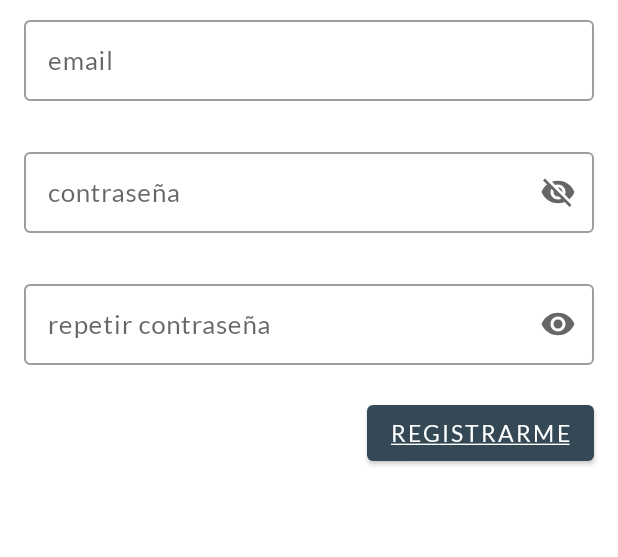
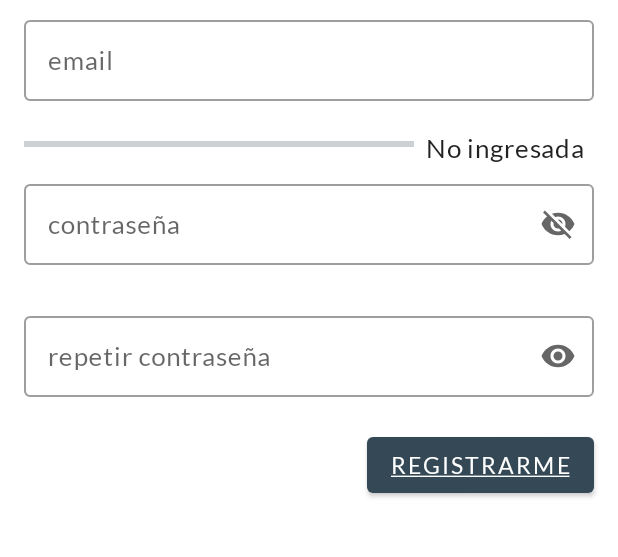
Before and after one commit to taller2fiuba/chotuve-android-client, an Android app: the screen it shows after launch (RegistrarmeActivity), after a tap on an icon or button, on a phone screen of 412 x 824 dp, the part 524-1081 px from its top. Run offline under Robolectric (Android 15) with nearby library versions, the phone set to English and light mode, and no system bars; our stand-ins replace Firebase (no records; nobody signed in at launch, a user with empty details on screens opened directly); Roboto replaces fonts that are not available here.

Commit message:
validador e indicador de fuerza de clave en registro

```diff
--- a/chotuve/app/src/main/java/com/taller2/chotuve/vista/autenticacion/RegistrarmeActivity.kt
+++ b/chotuve/app/src/main/java/com/taller2/chotuve/vista/autenticacion/RegistrarmeActivity.kt
@@ -1,23 +1,111 @@
 package com.taller2.chotuve.vista.autenticacion
 
 import android.content.Intent
+import android.content.res.ColorStateList
 import android.os.Bundle
+import android.text.Editable
+import android.text.TextWatcher
 import android.util.Patterns
 import android.view.View
+import androidx.core.content.ContextCompat
 import com.taller2.chotuve.R
 import com.taller2.chotuve.modelo.interactor.InteractorRegistrarme
 import com.taller2.chotuve.presentador.PresentadorRegistrarme
 import kotlinx.android.synthetic.main.registro_de_usuario.*
+import java.util.*
 
 
 class RegistrarmeActivity : IniciarSesionGoogleActivity(), VistaRegistrarme {
     private val presentador = PresentadorRegistrarme(this, InteractorRegistrarme())
+    private lateinit var cambioEnTextoWatcher: TextWatcher
+    private val TEXTOS_FUERZA = mapOf(
+        -1 to "Demasiado larga",
+        0 to "No ingresada",
+        1 to "Muy Baja",
+        2 to "Baja",
+        3 to "Aceptable",
+        4 to "Alta",
+        5 to "Muy alta"
+    )
+
+    private val COLOR_FUERZA = mapOf(
+        -1 to android.R.color.holo_red_dark,
+        0 to android.R.color.darker_gray,
+        1 to android.R.color.holo_red_dark,
+        2 to android.R.color.holo_orange_dark,
+        3 to android.R.color.holo_orange_light,
+        4 to android.R.color.holo_green_light,
+        5 to android.R.color.holo_green_dark
+    )
 
     override fun onCreate(savedInstanceState: Bundle?) {
         super.onCreate(savedInstanceState)
         setContentView(R.layout.registro_de_usuario)
 
+        configurarCambioEnTextoWatcher()
+        contraseña.editText!!.addTextChangedListener(cambioEnTextoWatcher)
         presentador.onCreate()
+    }
+
+    fun configurarCambioEnTextoWatcher() {
+        cambioEnTextoWatcher = object : TextWatcher {
+            override fun beforeTextChanged(
+                s: CharSequence,
+                start: Int,
+                count: Int,
+                after: Int
+            ) {}
+
+            override fun onTextChanged(
+                s: CharSequence,
+                start: Int,
+                before: Int,
+                count: Int
+            ) {}
+
+            override fun afterTextChanged(s: Editable) {
+                setearFuerzaClave(s.toString())
+            }
+        }
+    }
+
+    fun setearFuerzaClave(clave: String) {
+        val fuerza = getFuerzaClave(clave)
+
+        indicador_fuerza_clave_texto.text = TEXTOS_FUERZA[fuerza]
+        indicador_fuerza_clave_progreso.progressTintList =
+            ColorStateList.valueOf(ContextCompat.getColor(this,
+                COLOR_FUERZA[fuerza] ?: android.R.color.holo_red_dark
+            ))
+        indicador_fuerza_clave_progreso.progress = fuerza
+    }
+
+    private fun getFuerzaClave(clave: String): Int {
+        var fuerza = 0
+        if (clave.isNotEmpty()) {
+            fuerza++
+        }
+
+        if (clave.length > 5) {
+            fuerza++
+        }
+
+        if (clave.toLowerCase(Locale.ROOT) !== clave) {
+            fuerza++
+        }
+
+        if (clave.length > 8) {
+            fuerza++
+        }
+
+        val cantidadDigitos: Int = clave.filter { it.isDigit() }.length
+        if (cantidadDigitos > 0 && cantidadDigitos != clave.length) {
+            fuerza++
+        }
+        if (clave.length > 40) {
+            fuerza = -1
+        }
+        return fuerza
     }
 
     fun clickRegistrarse(view: View) {
@@ -33,6 +121,8 @@ class RegistrarmeActivity : IniciarSesionGoogleActivity(), VistaRegistrarme {
             emailString.isNullOrEmpty() -> email.error = "No puede estar vacío"
             !Patterns.EMAIL_ADDRESS.matcher(emailString).matches() -> email.error = "Debe ser un email válido"
             clave.isNullOrEmpty() -> contraseña.error = "No puede estar vacío"
+            clave.length > 40 -> contraseña.error = "No puede tener mas de 40 carácteres"
+            getFuerzaClave(clave) < 3 -> contraseña.error = "Debe ser mas fuerte: usa numeros, mayusculas y minisculas"
             clave != repetirClave -> repetir_contraseña.error = "Las contraseñas no coinciden"
             else -> {
                 btnSiguiente.isEnabled = false
--- a/chotuve/app/src/main/res/layout/registro_de_usuario.xml
+++ b/chotuve/app/src/main/res/layout/registro_de_usuario.xml
@@ -85,6 +85,36 @@
                 android:textColorLink="@color/colorSecondary" />
         </com.google.android.material.textfield.TextInputLayout>
 
+        <LinearLayout
+            android:id="@+id/indicador_fuerza"
+            android:layout_width="match_parent"
+            android:layout_height="wrap_content"
+            app:layout_constraintEnd_toEndOf="parent"
+            app:layout_constraintStart_toStartOf="parent"
+            app:layout_constraintTop_toBottomOf="@+id/email"
+            android:layout_marginStart="16dp"
+            android:layout_marginEnd="16dp"
+            android:weightSum="10">
+
+            <ProgressBar
+                android:id="@+id/indicador_fuerza_clave_progreso"
+                style="?android:attr/progressBarStyleHorizontal"
+                android:layout_width="0px"
+                android:layout_height="wrap_content"
+                android:max="5"
+                android:layout_weight="7"
+                android:layout_marginEnd="8dp"/>
+
+            <TextView
+                android:id="@+id/indicador_fuerza_clave_texto"
+                android:layout_width="0px"
+                android:layout_height="wrap_content"
+                android:layout_weight="3"
+                android:text="No ingresada"
+                android:textAppearance="@style/TextAppearance.MdcTypographyStyles.Body1" />
+
+        </LinearLayout>
+
         <com.google.android.material.textfield.TextInputLayout
             android:id="@+id/contraseña"
             style="@style/Widget.MaterialComponents.TextInputLayout.OutlinedBox"
@@ -99,7 +129,7 @@
             app:layout_constraintEnd_toEndOf="parent"
             app:layout_constraintHorizontal_bias="0.0"
             app:layout_constraintStart_toStartOf="parent"
-            app:layout_constraintTop_toBottomOf="@+id/email"
+            app:layout_constraintTop_toBottomOf="@+id/indicador_fuerza"
             app:errorIconDrawable="@null">
 
             <com.google.android.material.textfield.TextInputEditText
--- a/chotuve/app/src/main/res/values/colors.xml
+++ b/chotuve/app/src/main/res/values/colors.xml
@@ -9,5 +9,5 @@
 
     <color name="colorPrimaryDark">#232F34</color>
     <color name="colorPrimaryLight">#5f7481</color>
-    <color name="colorAccent">#03DAC5</color>
+    <color name="colorAccent">#F9AA33</color>
 </resources>
```
